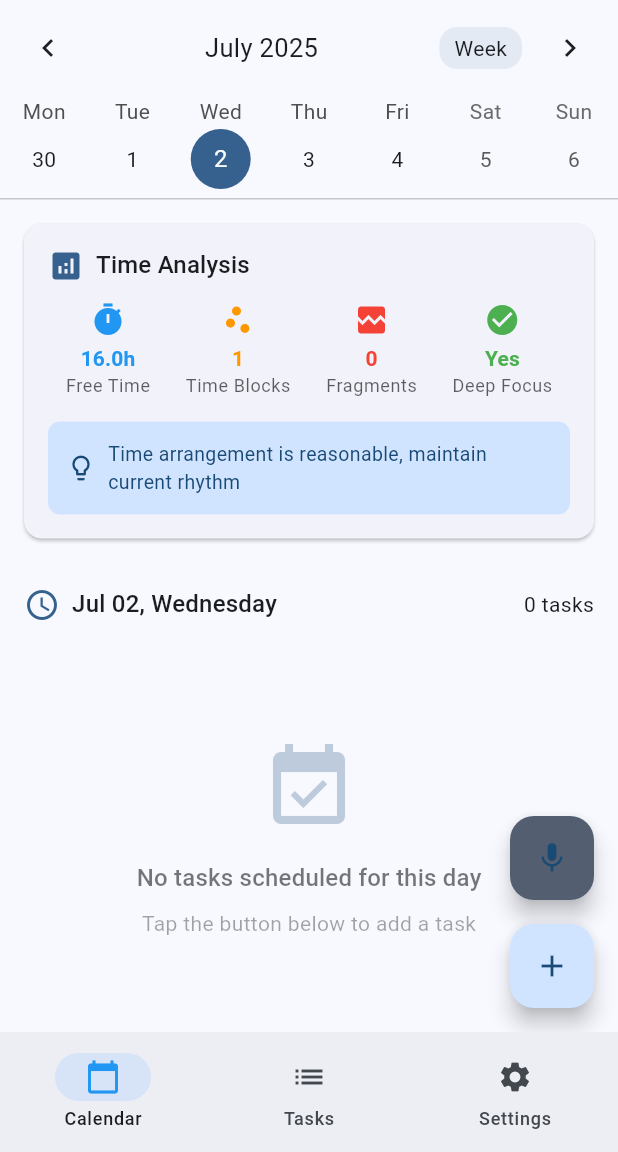
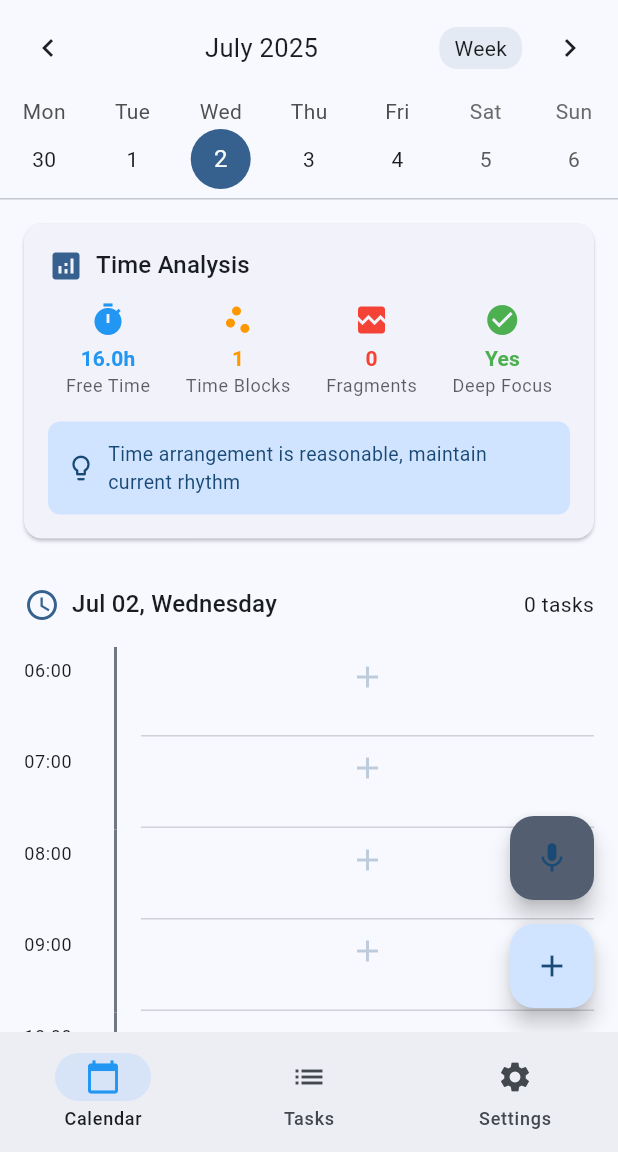
Before and after one commit to leggg-tt/smart_time_manager, a Flutter app: the screen it shows after launch, on a phone screen of 412 x 824 dp, the part 84-1236 px from its top. Run offline on Flutter 3.47's test engine with Material 3 defaults, Android fonts, the phone set to English and light mode, and no system bars; drawn by our look-alikes of table_calendar; our stand-ins replace permission_handler, shared_preferences, speech_to_text, sqflite; accounts and stored records are empty.

Commit message:
third change

```diff
--- a/lib/screens/calendar_screen.dart
+++ b/lib/screens/calendar_screen.dart
@@ -186,40 +186,9 @@ class _CalendarScreenState extends State<CalendarScreen> {
 
         // 时间轴视图
         Expanded(
-          child: tasks.isEmpty
-              ? _buildEmptyState(context)
-              : _buildTimelineView(context, selectedDay, tasks, timeBlocks),
+          child: _buildTimelineView(context, selectedDay, tasks, timeBlocks),
         ),
       ],
-    );
-  }
-
-  Widget _buildEmptyState(BuildContext context) {
-    return Center(
-      child: Column(
-        mainAxisAlignment: MainAxisAlignment.center,
-        children: [
-          Icon(
-            Icons.event_available,
-            size: 64,
-            color: Theme.of(context).colorScheme.primary.withOpacity(0.3),
-          ),
-          const SizedBox(height: 16),
-          Text(
-            'No tasks scheduled for this day',  // 原来是 '这一天还没有安排任务'
-            style: Theme.of(context).textTheme.titleMedium?.copyWith(
-              color: Theme.of(context).colorScheme.onSurface.withOpacity(0.6),
-            ),
-          ),
-          const SizedBox(height: 8),
-          Text(
-            'Tap the button below to add a task',  // 原来是 '点击右下角按钮添加任务'
-            style: Theme.of(context).textTheme.bodyMedium?.copyWith(
-              color: Theme.of(context).colorScheme.onSurface.withOpacity(0.4),
-            ),
-          ),
-        ],
-      ),
     );
   }
 
@@ -243,16 +212,15 @@ class _CalendarScreenState extends State<CalendarScreen> {
         }).toList();
 
         // 查找这个小时的时间块
-        final hourTimeBlock = timeBlocks.isNotEmpty
-            ? timeBlocks.firstWhere(
-              (block) {
-            final startHour = int.parse(block.startTime.split(':')[0]);
-            final endHour = int.parse(block.endTime.split(':')[0]);
-            return hour >= startHour && hour < endHour;
-          },
-          orElse: () => timeBlocks.first,
-        )
-            : null;
+        UserTimeBlock? hourTimeBlock;
+        for (final block in timeBlocks) {
+          final startHour = int.parse(block.startTime.split(':')[0]);
+          final endHour = int.parse(block.endTime.split(':')[0]);
+          if (hour >= startHour && hour < endHour) {
+            hourTimeBlock = block;
+            break;
+          }
+        }
 
         return _buildHourRow(
           context,
```
